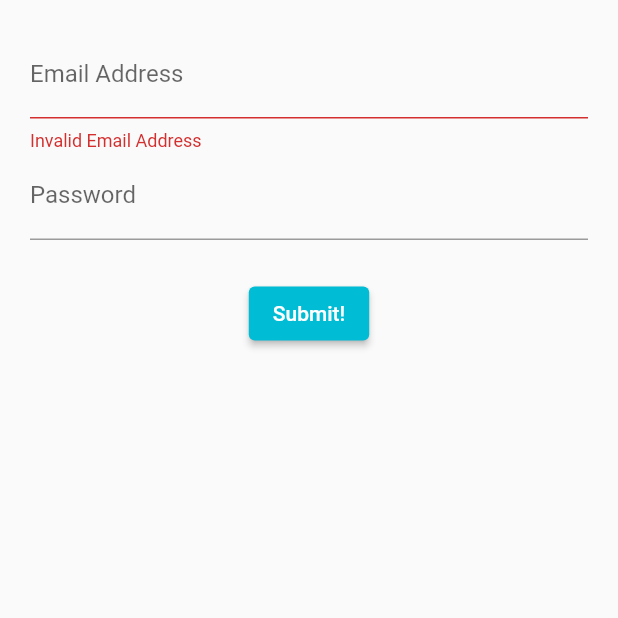
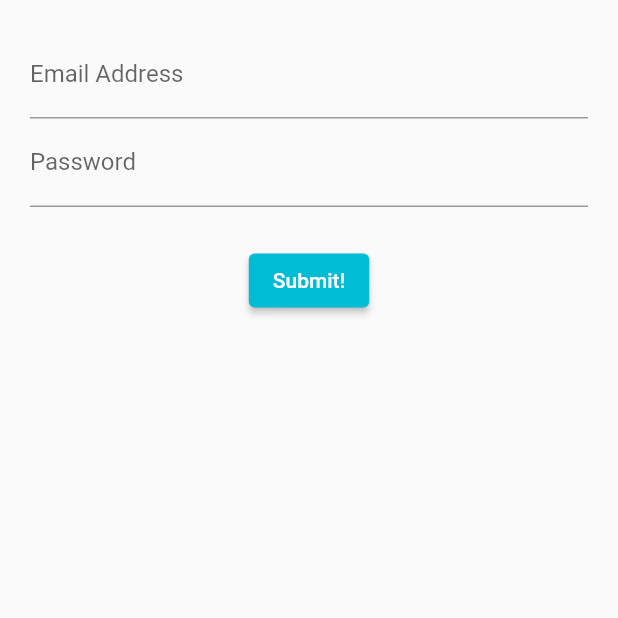
Before and after one commit to rubayet211/LoginScreen_Flutter_Bloc, a Flutter app: the screen it shows after launch, on a phone screen of 412 x 824 dp, the top half of it. Run offline on Flutter 3.47's test engine with Material 2 defaults, Android fonts, the phone set to English and light mode, and no system bars.

Commit message:
4th commit

```diff
--- a/lib/src/screens/login_screen.dart
+++ b/lib/src/screens/login_screen.dart
@@ -21,9 +21,9 @@ class LoginScreen extends StatelessWidget {
     return TextField(
       keyboardType: TextInputType.emailAddress,
       decoration: InputDecoration(
-          hintText: 'you@example.com',
-          labelText: 'Email Address',
-          errorText: 'Invalid Email Address'),
+        hintText: 'you@example.com',
+        labelText: 'Email Address',
+      ),
     );
   }
 
```
Also changed, not shown: lib/src/blocs/bloc.dart (+10 -2 lines).
